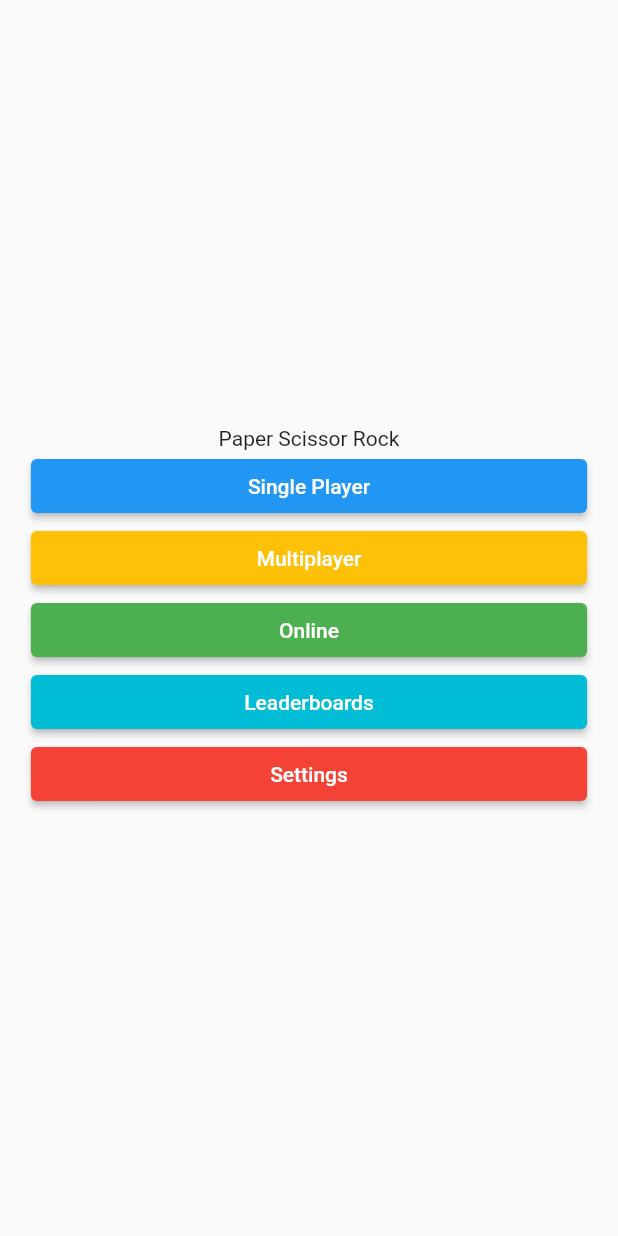
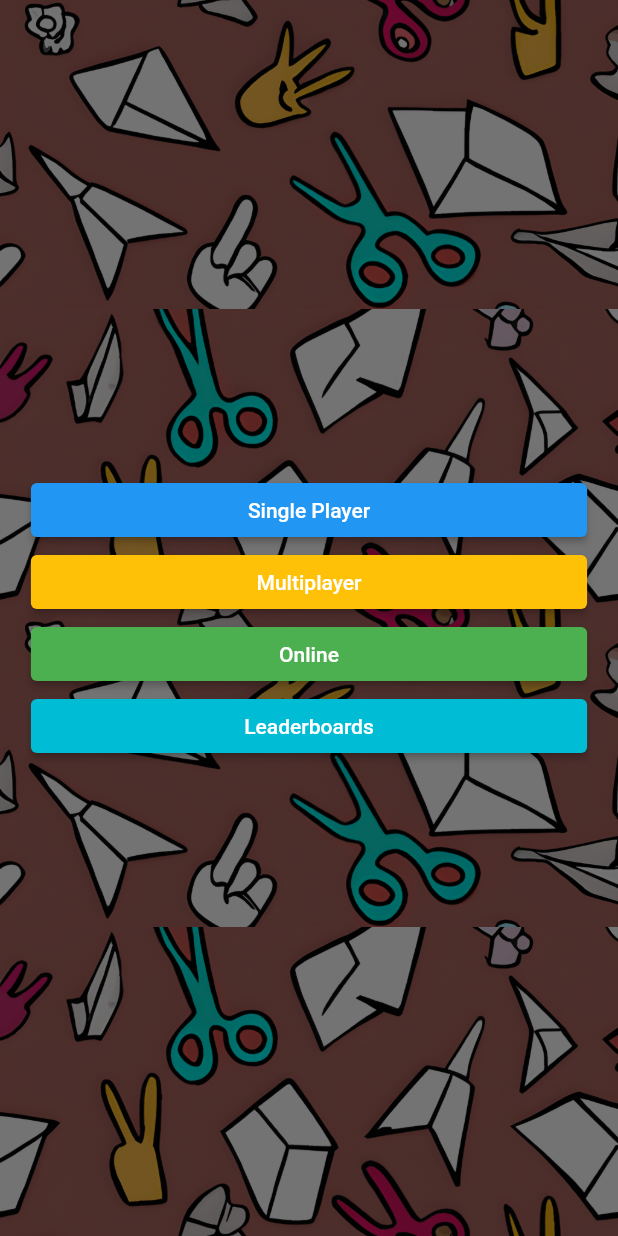
Before and after one commit to aryanPokharel/Scissor-Paper-Rock, a Flutter app: the screen it shows after launch, on a phone screen of 412 x 824 dp. Run offline on Flutter 3.47's test engine with Material 2 defaults, Android fonts, the phone set to English and light mode, and no system bars.

Commit message:
home Bg added

```diff
--- a/lib/screens/Home.dart
+++ b/lib/screens/Home.dart
@@ -13,13 +13,22 @@ class _HomeState extends State<Home> {
   @override
   Widget build(BuildContext context) {
     return (Scaffold(
-      body: SafeArea(
+      body: Stack(
+        children: [
+          Container(
+            decoration: const BoxDecoration(
+              image: DecorationImage(
+                image: AssetImage('assets/images/homeBg.png'),
+                repeat: ImageRepeat.repeat,
+              ),
+            ),
+          ),
+          SafeArea(
             child: Center(
               child: SingleChildScrollView(
                 child: Column(
                   mainAxisAlignment: MainAxisAlignment.center,
                   children: [
-                const Text("Paper Scissor Rock"),
                     FractionallySizedBox(
                       widthFactor: 0.9,
                       child: SizedBox(
@@ -28,7 +37,8 @@ class _HomeState extends State<Home> {
                                 Navigator.push(
                                   context,
                                   MaterialPageRoute(
-                                  builder: (context) => const SinglePlayer()),
+                                      builder: (context) =>
+                                          const SinglePlayer()),
                                 )
                               }),
                           style: ElevatedButton.styleFrom(
@@ -67,7 +77,8 @@ class _HomeState extends State<Home> {
                                 Navigator.push(
                                   context,
                                   MaterialPageRoute(
-                                  builder: (context) => const LeaderBoards()),
+                                      builder: (context) =>
+                                          const LeaderBoards()),
                                 )
                               }),
                           style: ElevatedButton.styleFrom(
@@ -76,22 +87,13 @@ class _HomeState extends State<Home> {
                         ),
                       ),
                     ),
-                FractionallySizedBox(
-                  widthFactor: 0.9,
-                  child: SizedBox(
-                    child: ElevatedButton(
-                      onPressed: (() => {print("Multiplayer")}),
-                      style:
-                          ElevatedButton.styleFrom(backgroundColor: Colors.red),
-                      child: const Text("Settings"),
+                  ],
+                ),
               ),
             ),
           ),
         ],
       ),
-          ),
-        ),
-      ),
     ));
   }
 }
```
Also changed, not shown: assets/images/homeBg.png (added). Lines whose indentation alone changed are shown as unchanged.
